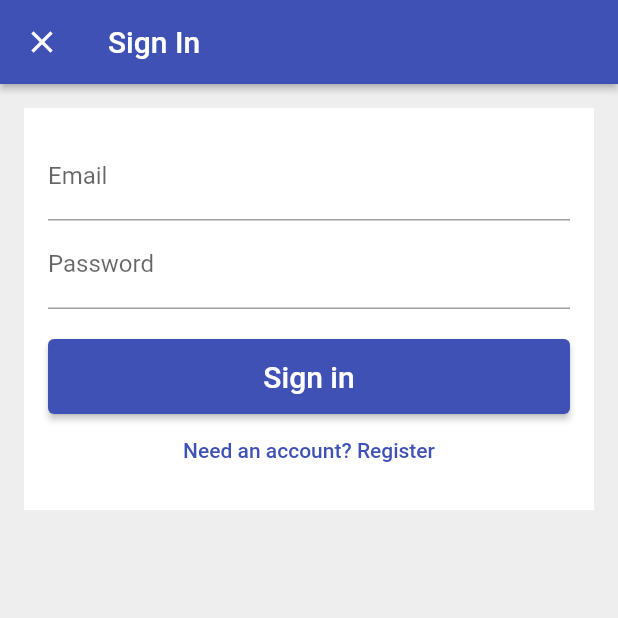
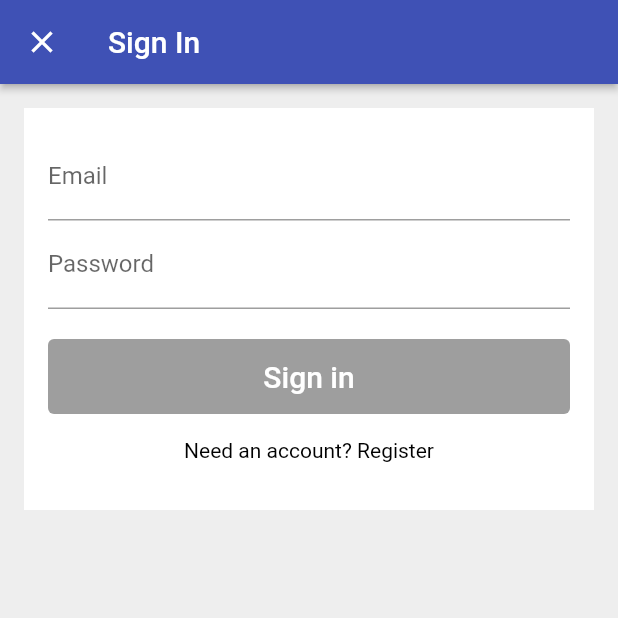
Before and after one commit to nguyenquangsang2042/timertracker, a Flutter app: the screen it shows after launch, after a tap on "Sign in with Email", on a phone screen of 412 x 824 dp, the top half of it. Run offline on Flutter 3.47's test engine with Material 2 defaults, Android fonts, the phone set to English and light mode, and no system bars; our stand-ins replace firebase_auth, firebase_core, google_sign_in; missing offline and left inert: flutter_login_facebook; accounts and stored records are empty.

```diff
--- a/lib/app/sign_in/email_sign_in_form.dart
+++ b/lib/app/sign_in/email_sign_in_form.dart
@@ -1,11 +1,12 @@
 import 'package:flutter/material.dart';
+import 'package:timer_tracker/app/sign_in/string_validator.dart';
 import 'package:timer_tracker/common_widgets/form_submit_button.dart';
 import 'package:timer_tracker/services/auth.dart';
 
 enum EmailSignInFormType { signIn, register }
 
-class EmailSignInForm extends StatefulWidget {
-  const EmailSignInForm({Key? key, required this.auth}) : super(key: key);
+class EmailSignInForm extends StatefulWidget with EmailAndPasswordValidators {
+  EmailSignInForm({Key? key, required this.auth}) : super(key: key);
   final AuthBase auth;
 
   @override
@@ -17,21 +18,43 @@ class _EmailSignInFormState extends State<EmailSignInForm> {
   final TextEditingController _emailController = TextEditingController();
   final TextEditingController _passController = TextEditingController();
 
-  String get email => _emailController.text;
+  final FocusNode _emailFocusNode = FocusNode();
+  final FocusNode _passFocusNode = FocusNode();
 
-  String get pass => _passController.text;
+  String get _email => _emailController.text;
+
+  String get _pass => _passController.text;
+  bool _submitted = false;
+  bool _isLoading = false;
 
   void _submit() async {
+    setState(() {
+      _submitted = true;
+      _isLoading = true;
+    });
     try {
       if (_formType == EmailSignInFormType.signIn) {
-        await widget.auth.signInWithEmailAndPass(email, pass);
+        await widget.auth.signInWithEmailAndPass(_email, _pass);
       } else {
-        await widget.auth.createAccountWithEmailAndPass(email, pass);
+        await widget.auth.createAccountWithEmailAndPass(_email, _pass);
       }
       Navigator.of(context).pop();
     } catch (e) {
       print(e.toString());
+    } finally {
+      setState(() {
+        _isLoading = false;
+      });
     }
+  }
+
+  void _emailEditingCompleted() {
+    final newFocus= widget.emailValidator.isValid(_email)?_passFocusNode:_emailFocusNode;
+    FocusScope.of(context).requestFocus(newFocus);
+  }
+
+  void _updateState() {
+    setState(() {});
   }
 
   @override
@@ -43,17 +66,19 @@ class _EmailSignInFormState extends State<EmailSignInForm> {
           child: Column(
             crossAxisAlignment: CrossAxisAlignment.stretch,
             mainAxisSize: MainAxisSize.min,
-            children: _buildChildrent(),
+            children: _buildChildren(),
           ),
         ));
   }
 
-  List<Widget> _buildChildrent() {
+  List<Widget> _buildChildren() {
     final primaryText =
         _formType == EmailSignInFormType.signIn ? "Sign in" : "Create account";
     final secondaryText = _formType == EmailSignInFormType.signIn
         ? "Need an account? Register"
         : "Have account? Sign in";
+    bool submitEnable = widget.emailValidator.isValid(_email) &&
+        widget.passValidator.isValid(_pass);
     void _toggleFormType() {
       setState(() {
         _formType = _formType == EmailSignInFormType.signIn
@@ -71,32 +96,55 @@ class _EmailSignInFormState extends State<EmailSignInForm> {
       SizedBox(
           height: 50,
           child: FormSubmitButton(
+            color: submitEnable ? Colors.indigo : Colors.grey,
             text: primaryText,
-            onPressed: _submit,
+            onPressed: submitEnable && !_isLoading ? _submit : null,
           )),
-      TextButton(onPressed: _toggleFormType, child: Text(secondaryText))
+      TextButton(
+          onPressed: !_isLoading?_toggleFormType:null,
+          child: Text(
+            secondaryText,
+            style: const TextStyle(
+                color: Colors.black, fontWeight: FontWeight.normal),
+          ))
     ];
   }
 
   TextField _buildPasswordTextField() {
+    bool showErrorEmailText =
+        _submitted && !widget.passValidator.isValid(_pass);
     return TextField(
+      enabled: !_isLoading,
+      focusNode: _passFocusNode,
       autocorrect: false,
-      decoration: const InputDecoration(
-          labelText: "Password", hintText: "Type your password"),
+      decoration: InputDecoration(
+          labelText: "Password",
+          hintText: "Type your password",
+          errorText: showErrorEmailText ? widget.strInvalidPass : null),
       obscureText: true,
       textInputAction: TextInputAction.done,
       controller: _passController,
+      onEditingComplete: _submit,
+      onChanged: (pass) => _updateState(),
     );
   }
 
   TextField _buildEmailTextField() {
+    bool showErrorEmailText =
+        _submitted && !widget.emailValidator.isValid(_email);
     return TextField(
+      enabled: !_isLoading,
+      focusNode: _emailFocusNode,
       autocorrect: false,
       controller: _emailController,
       keyboardType: TextInputType.emailAddress,
       textInputAction: TextInputAction.next,
-      decoration: const InputDecoration(
-          labelText: "Email", hintText: "Type your email"),
+      onEditingComplete: _emailEditingCompleted,
+      onChanged: (pass) => _updateState(),
+      decoration: InputDecoration(
+          labelText: "Email",
+          hintText: "Type your email",
+          errorText: showErrorEmailText ? widget.strInValidEmail : null),
     );
   }
 }
--- a/lib/app/sign_in/email_sign_in_page.dart
+++ b/lib/app/sign_in/email_sign_in_page.dart
@@ -5,14 +5,14 @@ import 'package:timer_tracker/app/sign_in/email_sign_in_form.dart';
 import '../../services/auth.dart';
 
 class EmailSignInPage extends StatelessWidget {
-  const EmailSignInPage({Key? key,required this.auth}) : super(key: key);
+  const EmailSignInPage({Key? key, required this.auth}) : super(key: key);
   final AuthBase auth;
 
   @override
   Widget build(BuildContext context) {
     return Scaffold(
         appBar: AppBar(
-          title: Text(
+          title: const Text(
             "Sign In",
             textAlign: TextAlign.center,
           ),
@@ -23,10 +23,14 @@ class EmailSignInPage extends StatelessWidget {
           child: Container(
               color: Colors.grey[200],
               child: Wrap(
-                children:  [
-                  Padding(
-                    padding: const EdgeInsets.all(16.0),
-                    child:  EmailSignInForm(auth: auth,),
+                children: [
+                  SingleChildScrollView(
+                    child: Padding(
+                      padding: const EdgeInsets.all(16.0),
+                      child: EmailSignInForm(
+                        auth: auth,
+                      ),
+                    ),
                   ),
                 ],
               )),
--- /dev/null
+++ b/lib/app/sign_in/string_validator.dart
@@ -0,0 +1,22 @@
+import 'package:flutter/cupertino.dart';
+
+import 'email_sign_in_form.dart';
+
+abstract class StringValidator {
+  bool isValid(String value);
+}
+
+class NonEmptyStringValidator implements StringValidator {
+  @override
+  bool isValid(String value) {
+    // TODO: implement isValid
+    return value.isNotEmpty;
+  }
+}
+
+class EmailAndPasswordValidators  {
+  final StringValidator emailValidator = NonEmptyStringValidator();
+  final StringValidator passValidator = NonEmptyStringValidator();
+  final String strInValidEmail = 'Email can\'t be emplty';
+  final String strInvalidPass = 'Password can\'t be emplty';
+}
--- a/lib/common_widgets/custom_elevated_button.dart
+++ b/lib/common_widgets/custom_elevated_button.dart
@@ -1,18 +1,21 @@
 import 'package:flutter/material.dart';
+
 // ignore: must_be_immutable
 class CustomElevatedButton extends StatelessWidget {
   CustomElevatedButton(
       {super.key,
       required this.child,
       required this.color,
-      this.borderRadius=6,
-      required this.onPressed,
+      this.borderRadius = 6,
+      this.onPressed,
       this.height = 50});
+
   final Widget child;
   final Color color;
-  double borderRadius =6;
-  final VoidCallback onPressed;
+  double borderRadius = 6;
+  final VoidCallback? onPressed;
   double height = 50;
+
   @override
   Widget build(BuildContext context) {
     return SizedBox(
--- a/lib/common_widgets/form_submit_button.dart
+++ b/lib/common_widgets/form_submit_button.dart
@@ -3,14 +3,15 @@ import 'package:flutter/widgets.dart';
 import 'package:timer_tracker/common_widgets/custom_elevated_button.dart';
 
 class FormSubmitButton extends CustomElevatedButton {
-  FormSubmitButton({required String text, required VoidCallback onPressed})
+  FormSubmitButton(
+      {required String text, VoidCallback? onPressed, required Color color})
       : super(
             child: Text(
               text,
               style: TextStyle(color: Colors.white, fontSize: 20),
             ),
             height: 44,
-            color: Colors.indigo,
+            color: color,
             borderRadius: 4,
             onPressed: onPressed);
 }
```
